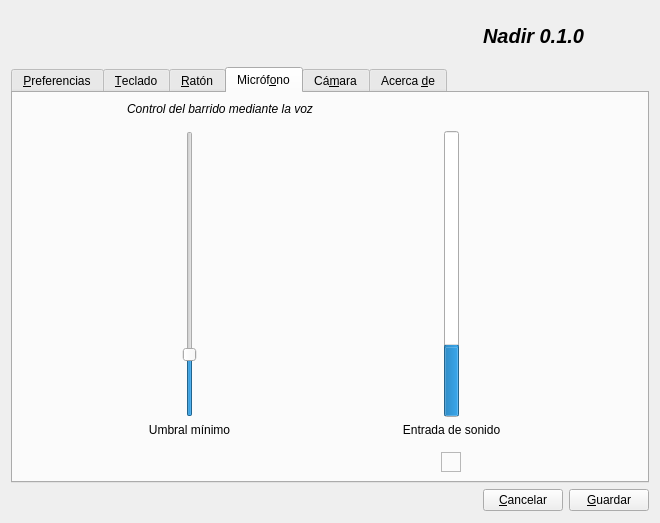
First picture: the form in confWidget.ui, repository rfernandezfranco/nadir, before the edit.
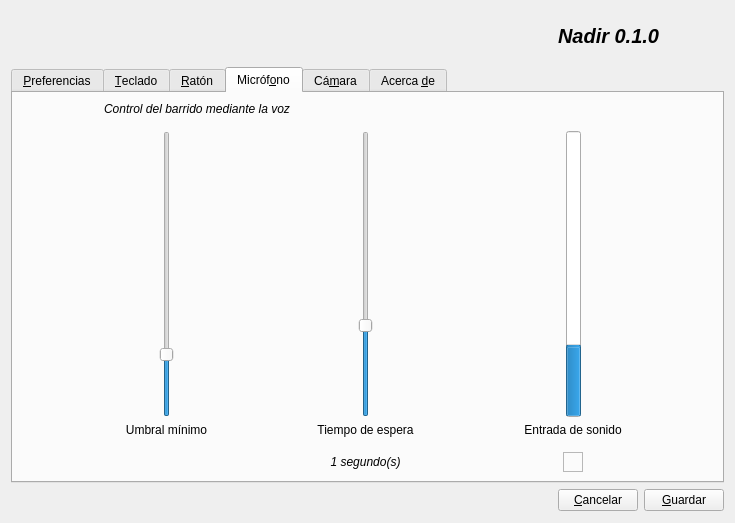
Second picture: the form after the edit. The open tabs and pages were chosen to show the change. Icons and pictures are not drawn.

Commit message: Waiting time value can be set dinamically

```diff
--- a/confWidget.ui
+++ b/confWidget.ui
@@ -5,7 +5,7 @@
    <rect>
     <x>0</x>
     <y>0</y>
-    <width>660</width>
+    <width>735</width>
     <height>523</height>
    </rect>
   </property>
@@ -518,8 +518,8 @@
        <iconset resource="nadir.qrc" >
         <normaloff>:/images/images/audio-input-microphone.svg</normaloff>:/images/images/audio-input-microphone.svg</iconset>
       </attribute>
-      <layout class="QGridLayout" name="gridLayout_12" >
-       <item row="0" column="2" colspan="4" >
+      <layout class="QGridLayout" name="gridLayout_13" >
+       <item row="0" column="2" colspan="3" >
         <widget class="QLabel" name="label_4" >
          <property name="font" >
           <font>
@@ -533,6 +533,32 @@
          </property>
         </widget>
        </item>
+       <item row="1" column="0" >
+        <spacer name="verticalSpacer_5" >
+         <property name="orientation" >
+          <enum>Qt::Vertical</enum>
+         </property>
+         <property name="sizeHint" stdset="0" >
+          <size>
+           <width>20</width>
+           <height>40</height>
+          </size>
+         </property>
+        </spacer>
+       </item>
+       <item row="1" column="1" >
+        <spacer name="horizontalSpacer_10" >
+         <property name="orientation" >
+          <enum>Qt::Horizontal</enum>
+         </property>
+         <property name="sizeHint" stdset="0" >
+          <size>
+           <width>40</width>
+           <height>20</height>
+          </size>
+         </property>
+        </spacer>
+       </item>
        <item row="1" column="2" >
         <widget class="QWidget" native="1" name="widget" >
          <property name="layoutDirection" >
@@ -592,7 +618,107 @@
          <zorder>horizontalSpacer_6</zorder>
         </widget>
        </item>
-       <item row="1" column="4" colspan="3" >
+       <item row="1" column="3" >
+        <spacer name="horizontalSpacer_13" >
+         <property name="orientation" >
+          <enum>Qt::Horizontal</enum>
+         </property>
+         <property name="sizeHint" stdset="0" >
+          <size>
+           <width>40</width>
+           <height>20</height>
+          </size>
+         </property>
+        </spacer>
+       </item>
+       <item row="1" column="4" >
+        <widget class="QWidget" native="1" name="widget_3" >
+         <property name="layoutDirection" >
+          <enum>Qt::LeftToRight</enum>
+         </property>
+         <layout class="QGridLayout" name="gridLayout_12" >
+          <item row="0" column="1" >
+           <widget class="QSlider" name="waitSlider" >
+            <property name="toolTip" >
+             <string>ss</string>
+            </property>
+            <property name="minimum" >
+             <number>100</number>
+            </property>
+            <property name="maximum" >
+             <number>3000</number>
+            </property>
+            <property name="singleStep" >
+             <number>100</number>
+            </property>
+            <property name="pageStep" >
+             <number>100</number>
+            </property>
+            <property name="value" >
+             <number>1000</number>
+            </property>
+            <property name="orientation" >
+             <enum>Qt::Vertical</enum>
+            </property>
+           </widget>
+          </item>
+          <item row="1" column="0" colspan="3" >
+           <widget class="QLabel" name="label_9" >
+            <property name="text" >
+             <string>Tiempo de espera</string>
+            </property>
+            <property name="alignment" >
+             <set>Qt::AlignCenter</set>
+            </property>
+           </widget>
+          </item>
+          <item row="0" column="0" >
+           <spacer name="horizontalSpacer_5" >
+            <property name="orientation" >
+             <enum>Qt::Horizontal</enum>
+            </property>
+            <property name="sizeHint" stdset="0" >
+             <size>
+              <width>40</width>
+              <height>20</height>
+             </size>
+            </property>
+           </spacer>
+          </item>
+          <item row="0" column="2" >
+           <spacer name="horizontalSpacer_6" >
+            <property name="orientation" >
+             <enum>Qt::Horizontal</enum>
+            </property>
+            <property name="sizeHint" stdset="0" >
+             <size>
+              <width>40</width>
+              <height>20</height>
+             </size>
+            </property>
+           </spacer>
+          </item>
+         </layout>
+         <zorder>waitSlider</zorder>
+         <zorder>label_9</zorder>
+         <zorder>horizontalSpacer_5</zorder>
+         <zorder>horizontalSpacer_6</zorder>
+        </widget>
+       </item>
+       <item row="1" column="5" >
+        <spacer name="horizontalSpacer_14" >
+         <property name="orientation" >
+          <enum>Qt::Horizontal</enum>
+         </property>
+         <property name="sizeHint" stdset="0" >
+          <size>
+           <width>54</width>
+           <height>20</height>
+          </size>
+         </property>
+        </spacer>
+       </item>
+       <item row="1" column="6" colspan="3" >
         <widget class="QWidget" native="1" name="widget_2" >
          <layout class="QGridLayout" name="gridLayout_11" >
           <item row="0" column="1" >
@@ -668,7 +794,33 @@
          </layout>
         </widget>
        </item>
-       <item row="2" column="5" >
+       <item row="1" column="9" >
+        <spacer name="horizontalSpacer_11" >
+         <property name="orientation" >
+          <enum>Qt::Horizontal</enum>
+         </property>
+         <property name="sizeHint" stdset="0" >
+          <size>
+           <width>40</width>
+           <height>20</height>
+          </size>
+         </property>
+        </spacer>
+       </item>
+       <item row="2" column="6" >
+        <spacer name="horizontalSpacer_3" >
+         <property name="orientation" >
+          <enum>Qt::Horizontal</enum>
+         </property>
+         <property name="sizeHint" stdset="0" >
+          <size>
+           <width>40</width>
+           <height>20</height>
+          </size>
+         </property>
+        </spacer>
+       </item>
+       <item row="2" column="7" >
         <widget class="QFrame" name="audioBox" >
          <property name="sizePolicy" >
           <sizepolicy vsizetype="Fixed" hsizetype="Fixed" >
@@ -690,20 +842,7 @@
          </property>
         </widget>
        </item>
-       <item row="2" column="4" >
-        <spacer name="horizontalSpacer_3" >
-         <property name="orientation" >
-          <enum>Qt::Horizontal</enum>
-         </property>
-         <property name="sizeHint" stdset="0" >
-          <size>
-           <width>40</width>
-           <height>20</height>
-          </size>
-         </property>
-        </spacer>
-       </item>
-       <item row="2" column="6" >
+       <item row="2" column="8" >
         <spacer name="horizontalSpacer_9" >
          <property name="orientation" >
           <enum>Qt::Horizontal</enum>
@@ -716,57 +855,23 @@
          </property>
         </spacer>
        </item>
-       <item row="1" column="1" >
-        <spacer name="horizontalSpacer_10" >
-         <property name="orientation" >
-          <enum>Qt::Horizontal</enum>
+       <item row="2" column="4" >
+        <widget class="QLabel" name="waitLabel" >
+         <property name="font" >
+          <font>
+           <italic>true</italic>
+          </font>
          </property>
-         <property name="sizeHint" stdset="0" >
-          <size>
-           <width>40</width>
-           <height>20</height>
-          </size>
+         <property name="layoutDirection" >
+          <enum>Qt::LeftToRight</enum>
          </property>
-        </spacer>
-       </item>
-       <item row="1" column="7" >
-        <spacer name="horizontalSpacer_11" >
-         <property name="orientation" >
-          <enum>Qt::Horizontal</enum>
+         <property name="text" >
+          <string>1 segundo(s)</string>
          </property>
-         <property name="sizeHint" stdset="0" >
-          <size>
-           <width>40</width>
-           <height>20</height>
-          </size>
+         <property name="alignment" >
+          <set>Qt::AlignCenter</set>
          </property>
-        </spacer>
-       </item>
-       <item row="1" column="3" >
-        <spacer name="horizontalSpacer_13" >
-         <property name="orientation" >
-          <enum>Qt::Horizontal</enum>
-         </property>
-         <property name="sizeHint" stdset="0" >
-          <size>
-           <width>40</width>
-           <height>20</height>
-          </size>
-         </property>
-        </spacer>
-       </item>
-       <item row="1" column="0" >
-        <spacer name="verticalSpacer_5" >
-         <property name="orientation" >
-          <enum>Qt::Vertical</enum>
-         </property>
-         <property name="sizeHint" stdset="0" >
-          <size>
-           <width>20</width>
-           <height>40</height>
-          </size>
-         </property>
-        </spacer>
+        </widget>
        </item>
       </layout>
      </widget>
```
Left out of the diff: 88 changed lines with no effect on the pictures. The commit also changes 6 other files.
